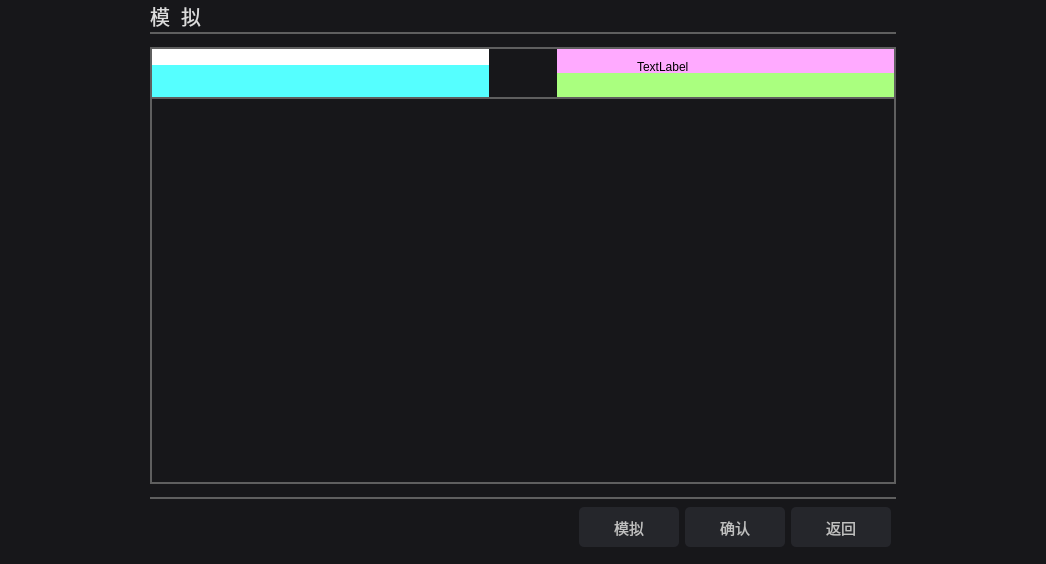
Above: SurgicalRobotSoftware_2_0/surgical-robot-software-2-0/simulationwidget.ui from Z-Hd/Lingxi-Spine-care-Visual-Interactive-Software-Prototype before the change. Below: the same form after it.
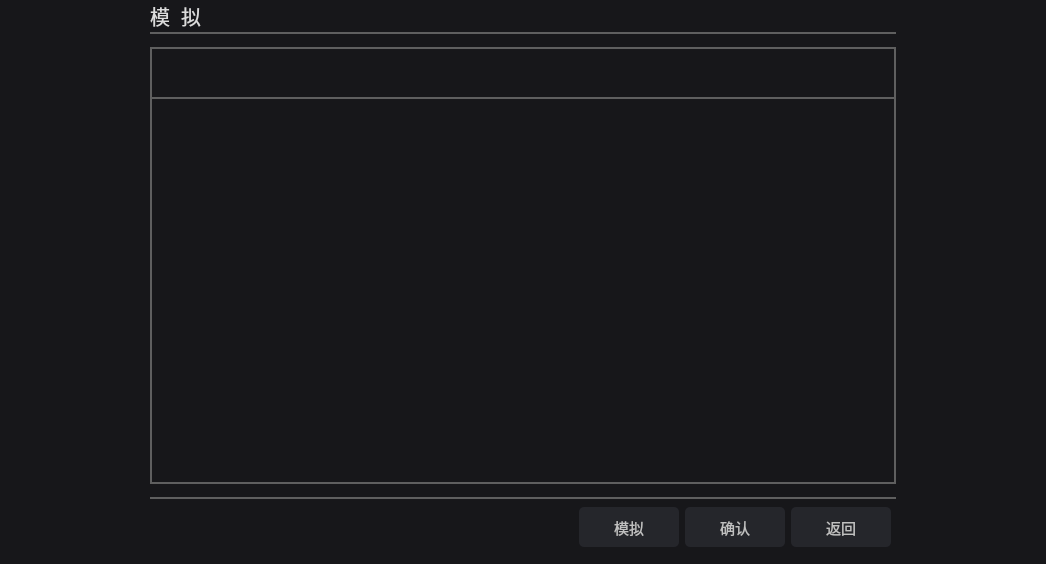
That is the form after the change. Icons and pictures are not drawn.

Diff of the .ui file:
```diff
--- a/SurgicalRobotSoftware_2_0/surgical-robot-software-2-0/simulationwidget.ui
+++ b/SurgicalRobotSoftware_2_0/surgical-robot-software-2-0/simulationwidget.ui
@@ -155,7 +155,7 @@
                   </size>
                  </property>
                  <property name="styleSheet">
-                  <string notr="true">background-color: rgb(255, 255, 255);</string>
+                  <string notr="true"/>
                  </property>
                 </widget>
                </item>
@@ -168,7 +168,7 @@
                   </size>
                  </property>
                  <property name="styleSheet">
-                  <string notr="true">background-color: rgb(85, 255, 255);</string>
+                  <string notr="true"/>
                  </property>
                 </widget>
                </item>
@@ -211,21 +211,8 @@
                   </size>
                  </property>
                  <property name="styleSheet">
-                  <string notr="true">background-color: rgb(255, 170, 255);</string>
+                  <string notr="true"/>
                  </property>
-                 <widget class="QLabel" name="label_2">
-                  <property name="geometry">
-                   <rect>
-                    <x>80</x>
-                    <y>10</y>
-                    <width>53</width>
-                    <height>15</height>
-                   </rect>
-                  </property>
-                  <property name="text">
-                   <string>TextLabel</string>
-                  </property>
-                 </widget>
                 </widget>
                </item>
                <item>
@@ -237,7 +224,7 @@
                   </size>
                  </property>
                  <property name="styleSheet">
-                  <string notr="true">background-color: rgb(170, 255, 127);</string>
+                  <string notr="true"/>
                  </property>
                 </widget>
                </item>
```
Left out of the diff: 2 changed lines with no effect on the pictures.
